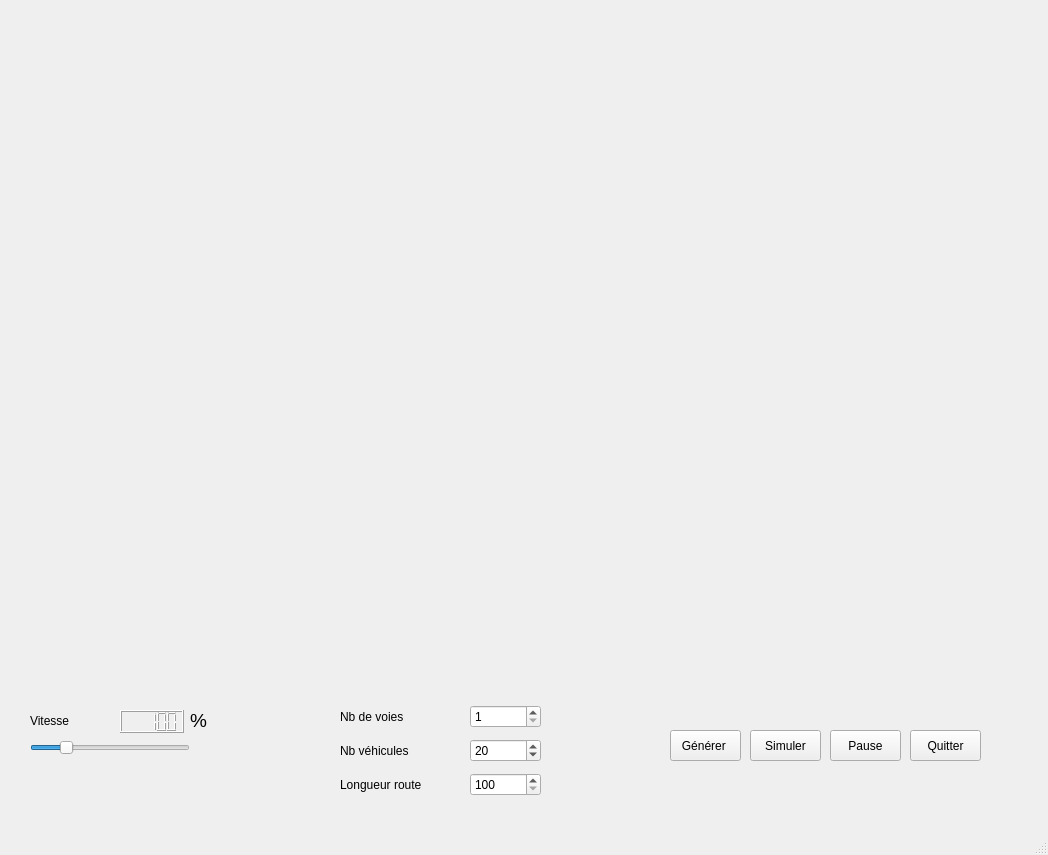
Clem103/Projet_info_embouteillage, file ihm.ui: the form before one commit.
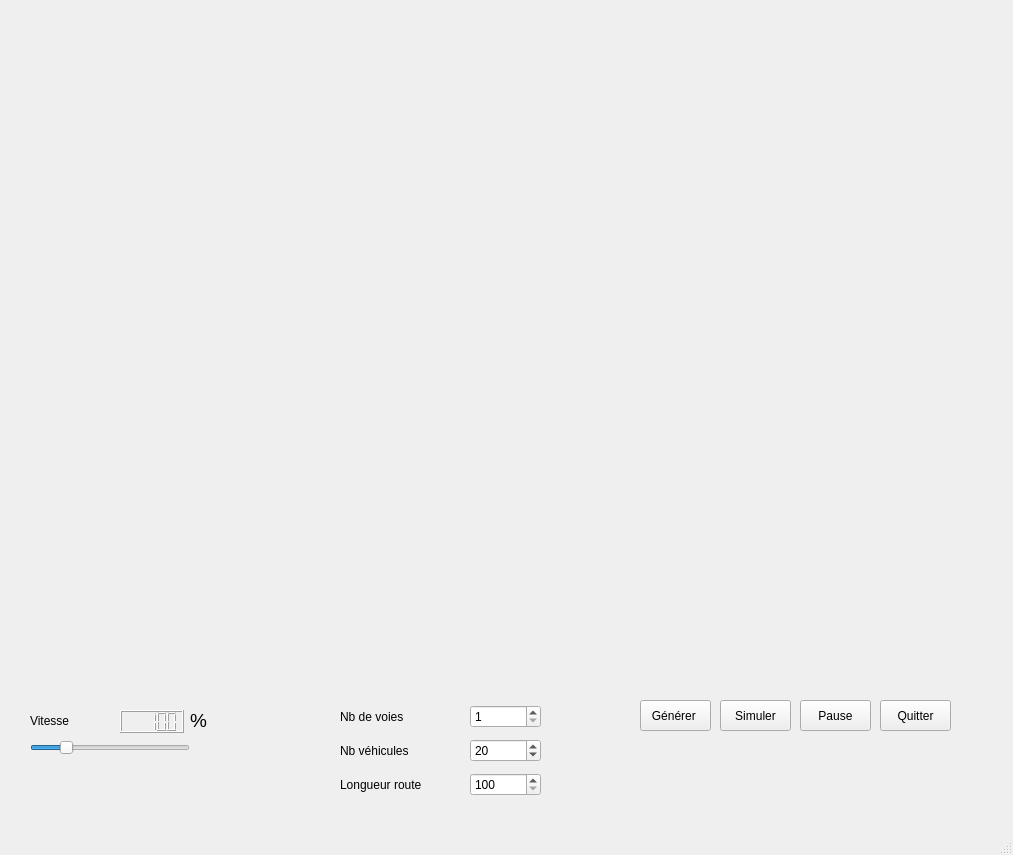
The form after the commit.

What changed in the file:
```diff
--- a/ihm.ui
+++ b/ihm.ui
@@ -6,7 +6,7 @@
    <rect>
     <x>0</x>
     <y>0</y>
-    <width>1048</width>
+    <width>1013</width>
     <height>855</height>
    </rect>
   </property>
@@ -27,8 +27,8 @@
    <widget class="QPushButton" name="bouton_simu">
     <property name="geometry">
      <rect>
-      <x>750</x>
-      <y>730</y>
+      <x>720</x>
+      <y>700</y>
       <width>71</width>
       <height>31</height>
      </rect>
@@ -40,8 +40,8 @@
    <widget class="QPushButton" name="bouton_pause">
     <property name="geometry">
      <rect>
-      <x>830</x>
-      <y>730</y>
+      <x>800</x>
+      <y>700</y>
       <width>71</width>
       <height>31</height>
      </rect>
@@ -53,8 +53,8 @@
    <widget class="QPushButton" name="bouton_quitter">
     <property name="geometry">
      <rect>
-      <x>910</x>
-      <y>730</y>
+      <x>880</x>
+      <y>700</y>
       <width>71</width>
       <height>31</height>
      </rect>
@@ -101,8 +101,8 @@
    <widget class="QPushButton" name="bouton_gen">
     <property name="geometry">
      <rect>
-      <x>670</x>
-      <y>730</y>
+      <x>640</x>
+      <y>700</y>
       <width>71</width>
       <height>31</height>
      </rect>
```
Left out of the diff: 2 changed lines with no effect on the pictures.
